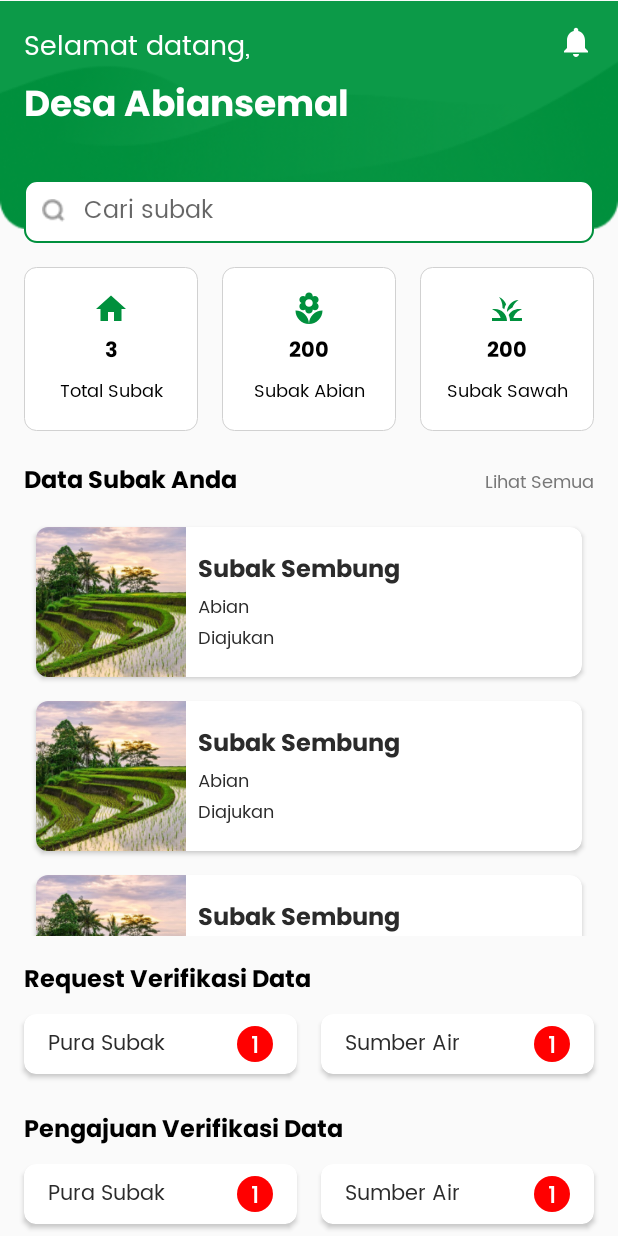
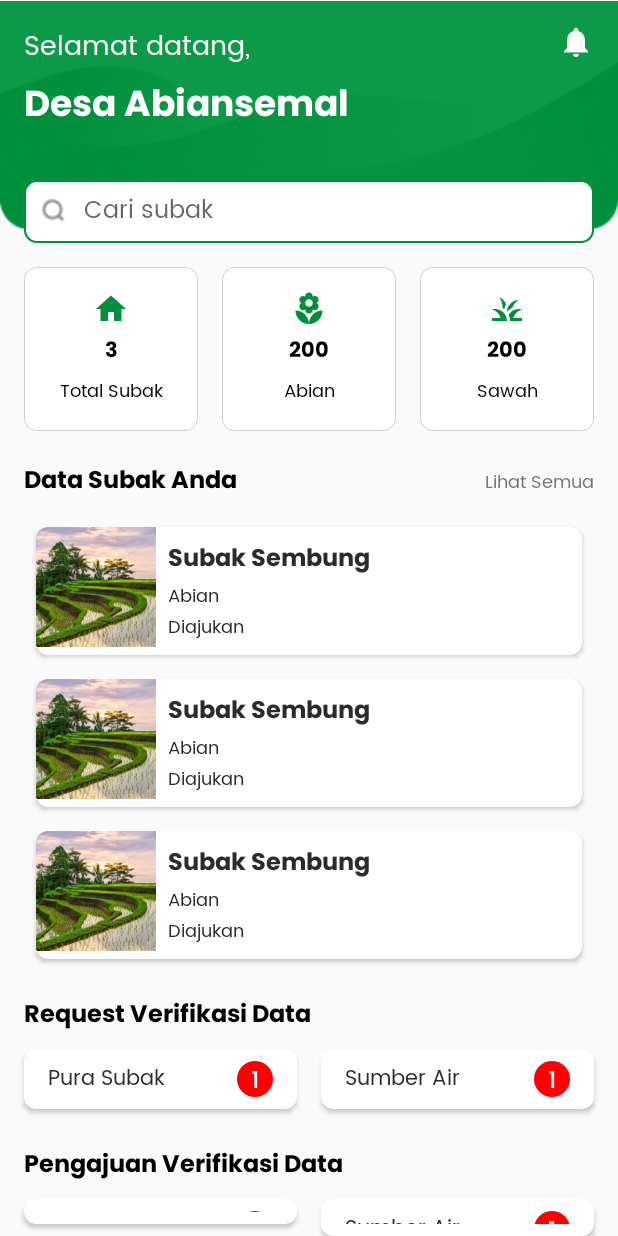
Before and after one commit to anekoinda/subak, an Android app: the layout fragment_home.xml on its own in the app's theme, with its tools: preview values and no code run, on a phone screen of 412 x 824 dp. Run offline under Robolectric (Android 15) with nearby library versions, the phone set to English and light mode, and no system bars.

Commit message:
fix home layout

```diff
--- a/app/src/main/AndroidManifest.xml
+++ b/app/src/main/AndroidManifest.xml
@@ -42,10 +42,10 @@
                 android:value="" />
         </activity>
         <activity
-            android:name=".HomeActivity"
+            android:name=".ui.tambah.dataumum.AddMarkerSubak"
             android:exported="true" />
         <activity
-            android:name=".ui.tambah.dataumum.AddMarkerSubak"
+            android:name=".HomeActivity"
             android:exported="true">
             <intent-filter>
                 <action android:name="android.intent.action.MAIN" />
--- a/app/src/main/java/com/diskominfos/subakbali/adapter/SubakAdapter.kt
+++ b/app/src/main/java/com/diskominfos/subakbali/adapter/SubakAdapter.kt
@@ -51,7 +51,7 @@ class SubakAdapter(private val subakList: MutableList<DataSubak>) :
         holder.bind(subakList[position])
     }
 
-    private val limit = 3
+    private val limit = 2
     override fun getItemCount(): Int {
         return if (subakList.size > limit) {
             limit;
--- a/app/src/main/java/com/diskominfos/subakbali/ui/home/HomeFragment.kt
+++ b/app/src/main/java/com/diskominfos/subakbali/ui/home/HomeFragment.kt
@@ -82,7 +82,6 @@ class HomeFragment : Fragment() {
     }
 
     private fun getList(subak: MutableList<DataSubak>) {
-        binding.rvSubak.layoutManager = GridLayoutManager(context, 2)
         val subakAdapter = SubakAdapter(subak)
         binding.rvSubak.adapter = subakAdapter
 //        subakAdapter.setOnClickCallBack(object : SubakAdapter.OnItemClickCallback {
--- a/app/src/main/res/layout/fragment_home.xml
+++ b/app/src/main/res/layout/fragment_home.xml
@@ -176,7 +176,7 @@
                     android:layout_marginTop="4dp"
                     android:fontFamily="@font/poppins_regular"
                     android:gravity="center"
-                    android:text="Subak Abian"
+                    android:text="Abian"
                     android:textColor="@color/black"
                     android:textSize="12sp" />
             </LinearLayout>
@@ -212,7 +212,7 @@
                     android:layout_marginTop="4dp"
                     android:fontFamily="@font/poppins_regular"
                     android:gravity="center"
-                    android:text="Subak Sawah"
+                    android:text="Sawah"
                     android:textColor="@color/black"
                     android:textSize="12sp" />
             </LinearLayout>
@@ -249,10 +249,9 @@
 
     <LinearLayout
         android:layout_width="match_parent"
-        android:layout_height="0dp"
+        android:layout_height="wrap_content"
         android:layout_marginStart="16dp"
         android:layout_marginEnd="16dp"
-        android:layout_weight="3"
         android:orientation="vertical">
 
         <androidx.recyclerview.widget.RecyclerView
--- a/app/src/main/res/layout/item_subak.xml
+++ b/app/src/main/res/layout/item_subak.xml
@@ -7,7 +7,7 @@
 
     <androidx.cardview.widget.CardView
         android:layout_width="match_parent"
-        android:layout_height="match_parent"
+        android:layout_height="wrap_content"
         android:layout_gravity="center"
         android:layout_margin="8dp"
         android:elevation="3dp"
@@ -19,8 +19,8 @@
 
             <ImageView
                 android:id="@+id/imageProduct"
-                android:layout_width="100dp"
-                android:layout_height="100dp"
+                android:layout_width="80dp"
+                android:layout_height="80dp"
                 android:adjustViewBounds="true"
                 android:scaleType="centerCrop"
                 android:src="@drawable/subak" />
```
